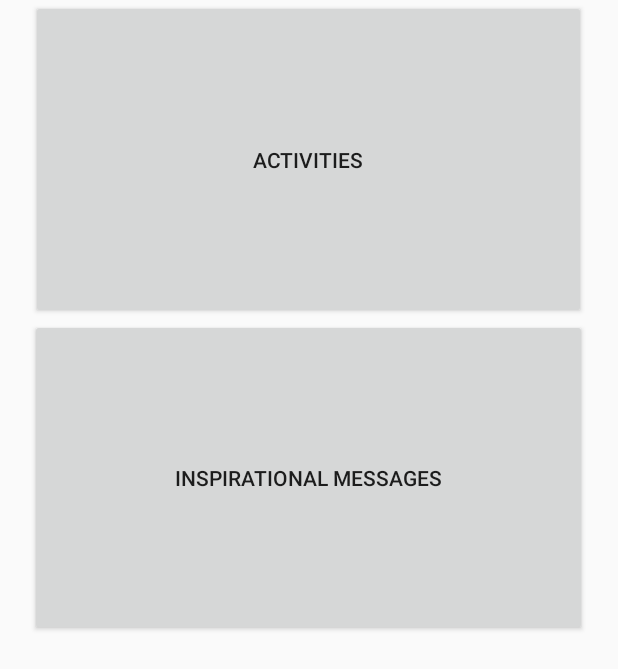
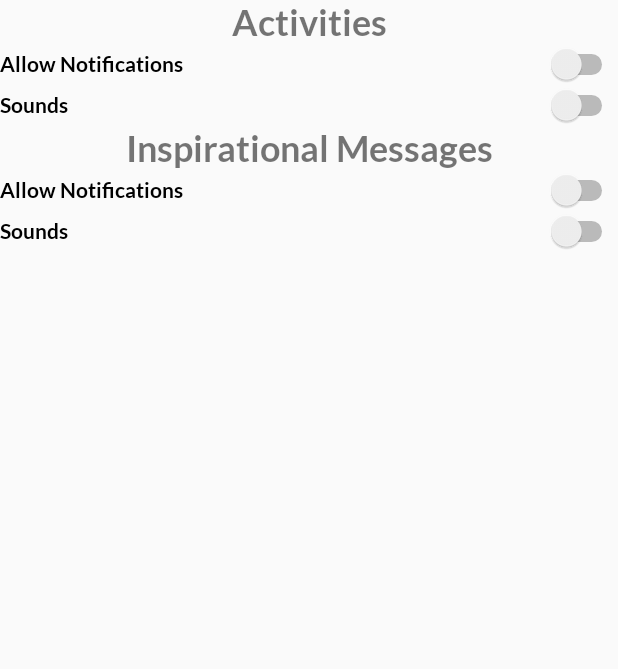
Before and after one commit to cfg-columbus18/team-8, an Android app: the layout activity_notification_center.xml on its own in the app's theme, with its tools: preview values and no code run, on a phone screen of 412 x 824 dp. Shown: the top 669 px of the screen. Run offline under Robolectric (Android 15) with nearby library versions, the phone set to English and light mode, and no system bars; Roboto replaces fonts that are not available here.

Commit message:
updated for notification center

```diff
--- a/app/src/main/res/layout/activity_notification_center.xml
+++ b/app/src/main/res/layout/activity_notification_center.xml
@@ -4,23 +4,53 @@
     xmlns:tools="http://schemas.android.com/tools"
     android:layout_width="match_parent"
     android:layout_height="match_parent"
-    android:gravity="center"
     android:orientation="vertical"
-    tools:context=".notification_center">
+    android:weightSum="1"
+    tools:context=".notifications_page">
 
-    <Button
-        android:id="@+id/button3"
-        android:layout_width="370dp"
-        android:layout_height="311dp"
-        android:layout_weight="1"
+    <TextView
+        android:id="@+id/textView7"
+        android:layout_width="match_parent"
+        android:layout_height="wrap_content"
+        android:fontFamily="@font/lato_bold"
         android:text="Activities"
-        android:textAlignment="center" />
+        android:textAlignment="center"
+        android:textSize="24sp" />
 
-    <Button
-        android:id="@+id/button2"
-        android:layout_width="371dp"
-        android:layout_height="310dp"
-        android:layout_marginBottom="400dp"
-        android:layout_weight="1"
-        android:text="Inspirational Messages" />
+    <Switch
+        android:id="@+id/switch2"
+        android:layout_width="match_parent"
+        android:layout_height="wrap_content"
+        android:fontFamily="@font/lato_bold"
+        android:text="Allow Notifications" />
+
+    <Switch
+        android:id="@+id/switch3"
+        android:layout_width="match_parent"
+        android:layout_height="wrap_content"
+        android:fontFamily="@font/lato_bold"
+        android:text="Sounds" />
+
+    <TextView
+        android:id="@+id/textView7"
+        android:layout_width="match_parent"
+        android:layout_height="wrap_content"
+        android:fontFamily="@font/lato_bold"
+        android:text="Inspirational Messages"
+        android:textAlignment="center"
+        android:textSize="24sp" />
+
+    <Switch
+        android:id="@+id/switch2"
+        android:layout_width="match_parent"
+        android:layout_height="wrap_content"
+        android:fontFamily="@font/lato_bold"
+        android:text="Allow Notifications" />
+
+    <Switch
+        android:id="@+id/switch3"
+        android:layout_width="match_parent"
+        android:layout_height="wrap_content"
+        android:fontFamily="@font/lato_bold"
+        android:text="Sounds" />
 </LinearLayout>
```
Also changed, not shown: app/src/main/java/com/example/deepakwarrier/growth/notifications_page.java (deleted, +0 -13 lines), app/src/main/res/layout/activity_notifications_page.xml (+49 -2 lines).
